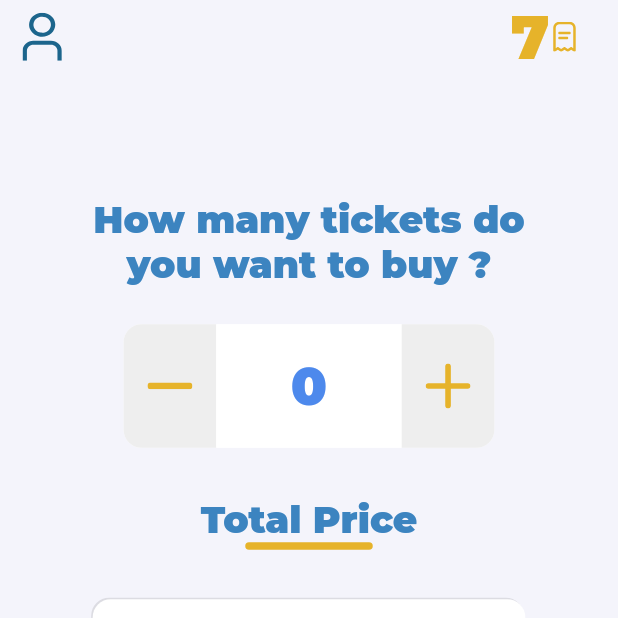
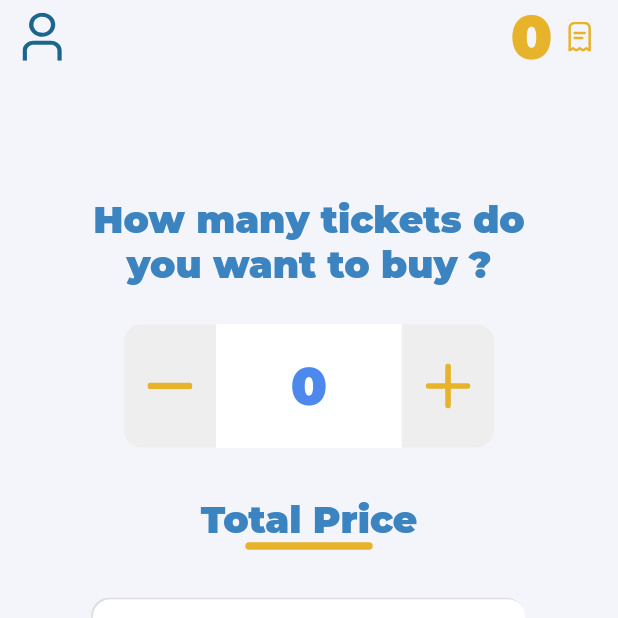
Before and after one commit to Chiraz32/eaTicket-project, a Flutter app: the screen it shows after launch, item 3 of the bottom bar chosen, after a tap on "Confirm", on a phone screen of 412 x 824 dp, the top half of it. Run offline on Flutter 3.47's test engine with Material 2 defaults, Android fonts, the phone set to English and light mode, and no system bars; drawn by our look-alikes of animated_bottom_navigation_bar; our stand-ins replace flutter_svg; missing offline and left inert: qr_code_scanner; project files that could hold a hidden picture were left out.

Commit message:
front with back linking (ps:Still have some errors)

```diff
--- a/lib/TopBar.dart
+++ b/lib/TopBar.dart
@@ -1,3 +1,5 @@
+import 'package:eaticket/Classes/wallet.dart';
+import 'package:eaticket/http_requests/http-request.dart';
 import 'package:flutter/material.dart';
 import 'package:flutter_svg/svg.dart';
 
@@ -9,7 +11,26 @@
   State<TopBar> createState() => _TopBarState();
 }
 
+
+
 class _TopBarState extends State<TopBar> {
+  HttpService httpService=HttpService();
+  int balance=0;
+
+  @override
+  void initState() {
+    super.initState();
+    // getBalance();
+
+  }
+
+  getBalance() async {
+    Wallet message= await httpService.getBalance(2);
+    if(message !=null ){
+      balance= message.balance!;
+    }
+  }
+
   @override
   Widget build(BuildContext context) {
     return Row(
@@ -27,9 +48,10 @@
         SizedBox(width: MediaQuery.of(context).size.width*0.7,),
         Row(
           children: [
-           Text("7",
+            Text('$balance',
               style: TextStyle(fontSize: 40,fontWeight: FontWeight.w900,color:couleur4,fontFamily: "Montserrat"),
             ),
+            SizedBox(width: MediaQuery.of(context).size.width*0.02,),
             SvgPicture.asset(
               "assets/images/SVGs/ticket.svg",
               color: couleur4,
@@ -41,4 +63,8 @@
       ],
     );
   }
+
+  // Future<String> getBalance(id) async {
+  //   return this.httpService.getWalletBalance(id);
+  // }
 }
--- a/lib/exchange.dart
+++ b/lib/exchange.dart
@@ -1,6 +1,10 @@
+import 'package:eaticket/Classes/error.dart';
+import 'package:eaticket/Service/Services.dart';
 import 'package:eaticket/TopBar.dart';
+import 'package:eaticket/http_requests/http-request.dart';
 import 'package:flutter/material.dart';
 import 'package:flutter_svg/flutter_svg.dart';
+import 'Classes/wallet.dart';
 import 'costants.dart';
 
 class Exchange extends StatefulWidget {
@@ -13,6 +17,8 @@
 class _ExchangeState extends State<Exchange> {
   int _ticketsNumber =0;
   double _price =0.0;
+  dynamic message ;
+  HttpService httpService=HttpService();
   void _incrementTicketNumber(){
     setState(() {
       _ticketsNumber++;
@@ -27,6 +33,26 @@
       }
     });
   }
+
+  patchingWallet() async {
+    message= await httpService.buyTicket(2, _ticketsNumber);
+    if (message !=null){
+      if(message is Wallet){
+        setState(() {
+          Service.dialogBasedOnRequest(context: context,color: couleur1, message: "Your Wallet Is Updated");
+          _ticketsNumber=0;
+          _price=0;
+        });
+      }else if(message is Error) {
+        Error error=message;
+        Service.dialogBasedOnRequest(context: context,color: couleur1, message: error.message);
+      }
+    }
+  }
+
+
+
+
   @override
   Widget build(BuildContext context) {
     return Scaffold(
@@ -172,6 +198,42 @@
                   textField: "Confirm",
                   textColor: Colors.white,
                   back: Color(0xffE6B32A),
+                  onClick: ()  {
+                    setState(() {
+                      if(_ticketsNumber==0){
+                        Service.openDialog(
+                            context: context,
+                            x: -1,
+                            children: [
+                              SizedBox(height: MediaQuery.of(context).size.height*0.03,),
+                              Container(
+                                alignment: Alignment.center,
+                                child: Text(
+                                  "Please Enter The\nNumber Of Tickets To Buy",
+                                  softWrap: true,
+                                  textAlign: TextAlign.center,
+                                  style: TextStyle(
+                                    color: Colors.white,
+                                    fontSize: 20,
+                                    fontWeight: FontWeight.w700,
+                                  ),
+                                ),
+                              ),
+                              SizedBox(height: MediaQuery.of(context).size.height*0.03,),
+                            ],
+                            shape: RoundedRectangleBorder(
+                                borderRadius: BorderRadius.all(Radius.circular(20),
+                                )
+                            ),
+                            back: couleur1
+                        );
+                      }else {
+                          patchingWallet();
+                      }
+
+                    });
+
+                  }
                 )
               ],
             )
--- a/lib/main.dart
+++ b/lib/main.dart
@@ -9,7 +9,7 @@
   @override
   Widget build(BuildContext context) {
     return MaterialApp(
-      title: 'Flutter Demo',
+      title: 'Eaticket',
       debugShowCheckedModeBanner: false,
       theme: ThemeData(
         primarySwatch: Colors.blue,
--- a/pubspec.yaml
+++ b/pubspec.yaml
@@ -37,6 +37,8 @@
   animated_bottom_navigation_bar: ^0.3.2
   flutter_svg: ^1.0.3
   qr_code_scanner: ^0.7.0
+  http_requests: ^1.4.0
+  http :
 
 dev_dependencies:
   flutter_test:
```
Also changed, not shown: lib/paiment.dart (+23 -11 lines), pubspec.lock.
